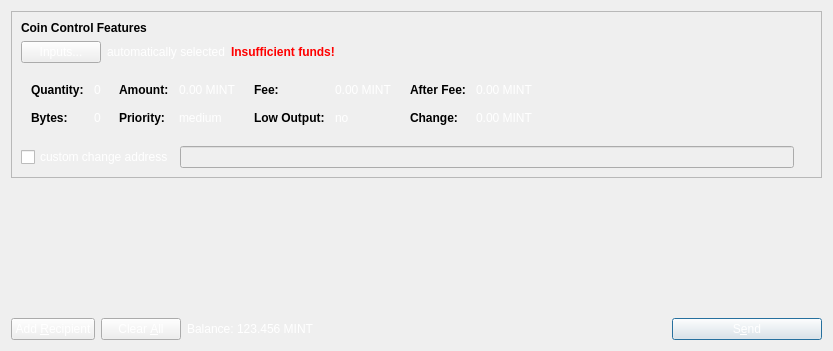
This is src/qt/forms/sendcoinsdialog.ui in hanzou-x/flapxcoin as Qt 5 draws it before an edit. The edited form follows.
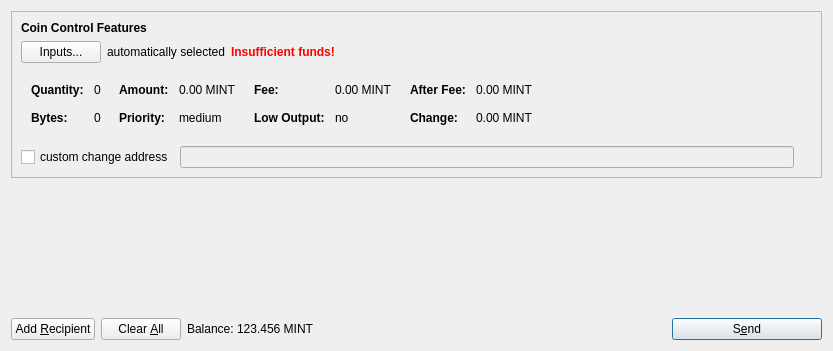
This is the edited form. Icons and pictures are not drawn.

Diff of the .ui file:
```diff
--- a/src/qt/forms/sendcoinsdialog.ui
+++ b/src/qt/forms/sendcoinsdialog.ui
@@ -13,97 +13,6 @@
     <height>351</height>
    </rect>
   </property>
-  <property name="palette">
-   <palette>
-    <active>
-     <colorrole role="WindowText">
-      <brush brushstyle="SolidPattern">
-       <color alpha="255">
-        <red>255</red>
-        <green>255</green>
-        <blue>255</blue>
-       </color>
-      </brush>
-     </colorrole>
-     <colorrole role="Text">
-      <brush brushstyle="SolidPattern">
-       <color alpha="255">
-        <red>255</red>
-        <green>255</green>
-        <blue>255</blue>
-       </color>
-      </brush>
-     </colorrole>
-     <colorrole role="ButtonText">
-      <brush brushstyle="SolidPattern">
-       <color alpha="255">
-        <red>255</red>
-        <green>255</green>
-        <blue>255</blue>
-       </color>
-      </brush>
-     </colorrole>
-    </active>
-    <inactive>
-     <colorrole role="WindowText">
-      <brush brushstyle="SolidPattern">
-       <color alpha="255">
-        <red>255</red>
-        <green>255</green>
-        <blue>255</blue>
-       </color>
-      </brush>
-     </colorrole>
-     <colorrole role="Text">
-      <brush brushstyle="SolidPattern">
-       <color alpha="255">
-        <red>255</red>
-        <green>255</green>
-        <blue>255</blue>
-       </color>
-      </brush>
-     </colorrole>
-     <colorrole role="ButtonText">
-      <brush brushstyle="SolidPattern">
-       <color alpha="255">
-        <red>255</red>
-        <green>255</green>
-        <blue>255</blue>
-       </color>
-      </brush>
-     </colorrole>
-    </inactive>
-    <disabled>
-     <colorrole role="WindowText">
-      <brush brushstyle="SolidPattern">
-       <color alpha="255">
-        <red>190</red>
-        <green>190</green>
-        <blue>190</blue>
-       </color>
-      </brush>
-     </colorrole>
-     <colorrole role="Text">
-      <brush brushstyle="SolidPattern">
-       <color alpha="255">
-        <red>190</red>
-        <green>190</green>
-        <blue>190</blue>
-       </color>
-      </brush>
-     </colorrole>
-     <colorrole role="ButtonText">
-      <brush brushstyle="SolidPattern">
-       <color alpha="255">
-        <red>190</red>
-        <green>190</green>
-        <blue>190</blue>
-       </color>
-      </brush>
-     </colorrole>
-    </disabled>
-   </palette>
-  </property>
   <property name="windowTitle">
    <string>Send Coins</string>
   </property>
```
